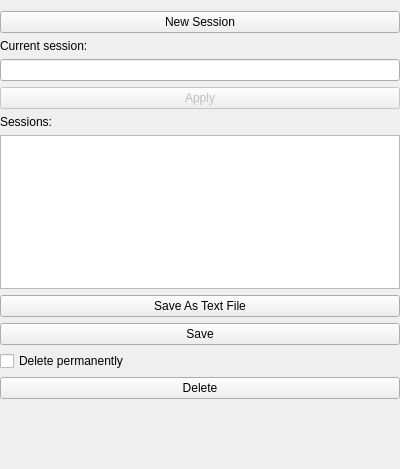
Qt form ChatSessionWidget.ui (asianirish/AI-Ronaut) before a commit.
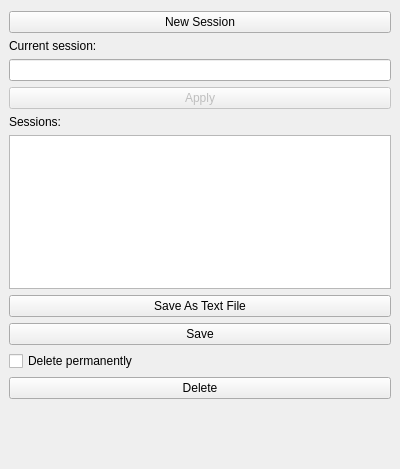
The same form after that commit.

The edit to the form file:
```diff
--- a/ChatSessionWidget.ui
+++ b/ChatSessionWidget.ui
@@ -15,10 +15,10 @@
   </property>
   <layout class="QGridLayout" name="gridLayout_2">
    <property name="leftMargin">
-    <number>0</number>
+    <number>9</number>
    </property>
    <property name="rightMargin">
-    <number>0</number>
+    <number>9</number>
    </property>
    <item row="0" column="0" colspan="2">
     <widget class="QFrame" name="sessionFrame">
```
